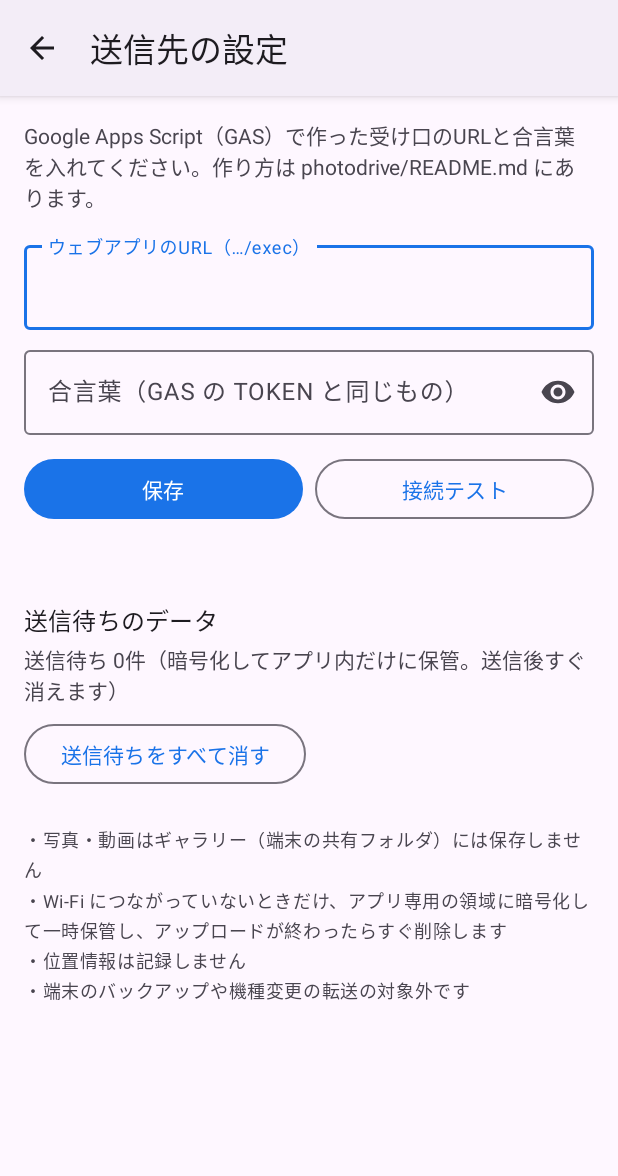
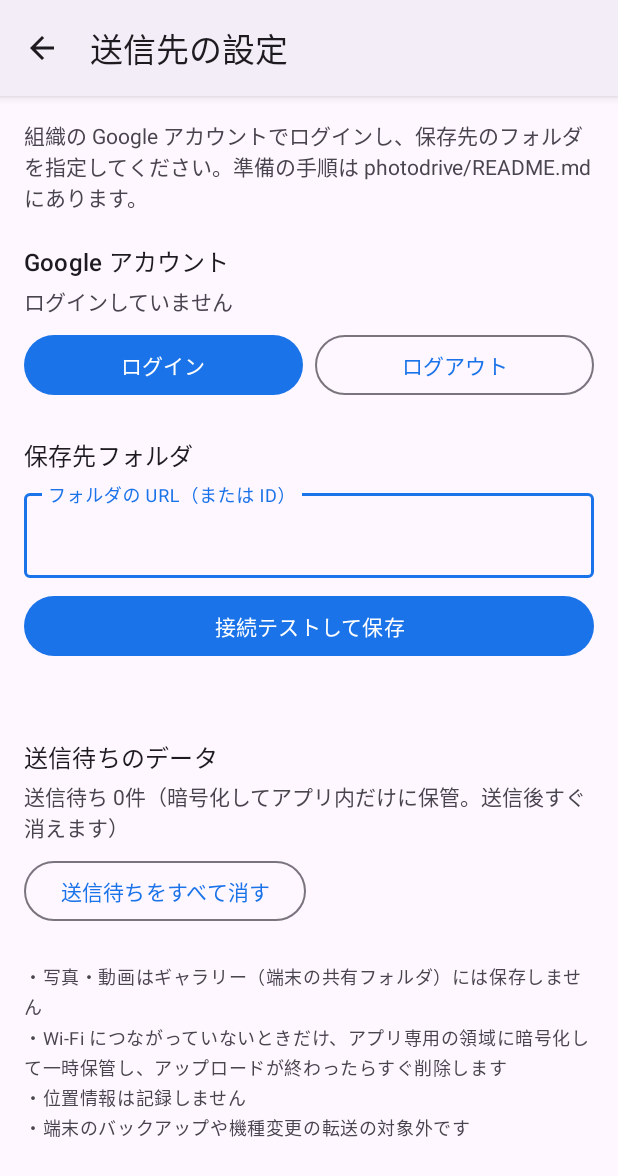
Before and after one commit to shimpseguchi-jpg/app-maker, an Android app: the SettingsActivity screen opened directly, with no data from a screen before it, on a phone screen of 412 x 824 dp. Shown: the top 1176 px of the screen. Run offline under Robolectric (Android 15) with nearby library versions, the phone set to English and light mode, and no system bars.

Commit message:
撮ってDrive：GASをやめ、組織のGoogleアカウントでログインしてDriveへ直接送る
組織のアカウントではGASを「全員」に公開できないため、アプリでGoogleログインし
その人の権限でDrive APIの再開可能アップロードを使う方式に変える。

- 設定画面：Googleログイン、保存先フォルダ（URLかID）、接続テスト
- 裏の送信係はトークンを画面なしで取得。許可が切れたら撮影画面に「ログインし直して」と出す
- OAuthのAndroidクライアントと結び付けるため、GitHub ActionsではSecretsの固定鍵で署名する
- 共有ドライブにも対応（supportsAllDrives）

Co-Authored-By: Claude Opus 5.5 <noreply@anthropic.com>
Claude-Session: https://claude.ai/code/session_01R6hN1peDWRKSAwpbjmjcfG

```diff
--- a/photodrive/app/src/main/java/com/shimpseguchi/photodrive/MainActivity.kt
+++ b/photodrive/app/src/main/java/com/shimpseguchi/photodrive/MainActivity.kt
@@ -376,17 +376,19 @@ class MainActivity : AppCompatActivity() {
         background {
             val count = PhotoQueue.count(this)
             val configured = AppSettings.load(this) != null
+            val needsLogin = AppSettings.needsLogin(this)
             val wifi = Network.isWifi(this)
-            runOnUiThread { showStatus(count, configured, wifi) }
+            runOnUiThread { showStatus(count, configured, needsLogin, wifi) }
         }
     }
 
-    private fun showStatus(count: Int, configured: Boolean, wifi: Boolean) {
+    private fun showStatus(count: Int, configured: Boolean, needsLogin: Boolean, wifi: Boolean) {
         val parts = mutableListOf(
             if (count == 0) getString(R.string.status_none) else getString(R.string.status_pending, count)
         )
         parts += when {
             !configured -> getString(R.string.status_not_configured)
+            needsLogin -> getString(R.string.status_needs_login)
             count > 0 && uploading && wifi -> getString(R.string.status_uploading)
             wifi -> getString(R.string.status_wifi)
             else -> getString(R.string.status_wait_wifi)
--- a/photodrive/app/src/main/java/com/shimpseguchi/photodrive/SettingsActivity.kt
+++ b/photodrive/app/src/main/java/com/shimpseguchi/photodrive/SettingsActivity.kt
@@ -4,24 +4,34 @@ import android.os.Bundle
 import android.widget.Button
 import android.widget.EditText
 import android.widget.TextView
-import android.widget.Toast
+import androidx.activity.result.IntentSenderRequest
+import androidx.activity.result.contract.ActivityResultContracts
 import androidx.appcompat.app.AppCompatActivity
 import androidx.core.view.ViewCompat
 import androidx.core.view.WindowInsetsCompat
 import androidx.core.view.updatePadding
 import androidx.lifecycle.lifecycleScope
+import com.google.android.gms.auth.api.identity.AuthorizationResult
 import com.google.android.material.dialog.MaterialAlertDialogBuilder
 import kotlinx.coroutines.Dispatchers
 import kotlinx.coroutines.launch
+import kotlinx.coroutines.tasks.await
 import kotlinx.coroutines.withContext
 
-/** 送信先（GAS ウェブアプリの URL と合言葉）の設定と、送信待ちの管理。 */
+/** 送信先（Google アカウントと保存先フォルダ）の設定と、送信待ちの管理。 */
 class SettingsActivity : AppCompatActivity() {
 
-    private lateinit var url: EditText
-    private lateinit var token: EditText
+    private lateinit var account: TextView
+    private lateinit var folder: EditText
     private lateinit var testResult: TextView
     private lateinit var pending: TextView
+
+    /** アカウント選択・許可の画面から戻ってきたとき */
+    private val consent = registerForActivityResult(ActivityResultContracts.StartIntentSenderForResult()) { res ->
+        runCatching { DriveAuth.client(this).getAuthorizationResultFromIntent(res.data) }
+            .onSuccess { onAuthorized(it) }
+            .onFailure { showSignInError(it) }
+    }
 
     override fun onCreate(savedInstanceState: Bundle?) {
         super.onCreate(savedInstanceState)
@@ -34,17 +44,20 @@ class SettingsActivity : AppCompatActivity() {
             insets
         }
 
-        url = findViewById(R.id.url)
-        token = findViewById(R.id.token)
+        account = findViewById(R.id.account)
+        folder = findViewById(R.id.folder)
         testResult = findViewById(R.id.testResult)
         pending = findViewById(R.id.pending)
 
-        url.setText(AppSettings.rawUrl(this))
-        token.setText(AppSettings.rawToken(this))
+        folder.setText(AppSettings.folderId(this))
+        AppSettings.folderName(this).takeIf { it.isNotBlank() }?.let {
+            testResult.text = getString(R.string.settings_test_ok, it)
+        }
 
-        findViewById<Button>(R.id.save).setOnClickListener {
-            save()
-            Toast.makeText(this, R.string.settings_saved, Toast.LENGTH_SHORT).show()
+        findViewById<Button>(R.id.signIn).setOnClickListener { signIn() }
+        findViewById<Button>(R.id.signOut).setOnClickListener {
+            AppSettings.signOut(this)
+            showAccount()
         }
         findViewById<Button>(R.id.test).setOnClickListener { test() }
         findViewById<Button>(R.id.deletePending).setOnClickListener { confirmDelete() }
@@ -52,6 +65,7 @@ class SettingsActivity : AppCompatActivity() {
 
     override fun onResume() {
         super.onResume()
+        showAccount()
         refreshPending()
     }
 
@@ -60,26 +74,85 @@ class SettingsActivity : AppCompatActivity() {
         return true
     }
 
-    private fun save() {
-        AppSettings.save(this, url.text.toString(), token.text.toString())
+    private fun showAccount() {
+        val email = AppSettings.account(this)
+        account.text = when {
+            email.isBlank() -> getString(R.string.settings_no_account)
+            AppSettings.needsLogin(this) -> getString(R.string.settings_account_needs_login, email)
+            else -> email
+        }
+    }
+
+    // ---- ログイン ----
+
+    private fun signIn() {
+        // ログアウト後や初回はアカウントを選ばせる。許可が切れたときは同じアカウントで聞き直す
+        val current = AppSettings.account(this).takeIf { AppSettings.needsLogin(this) }
+        lifecycleScope.launch {
+            runCatching { DriveAuth.client(this@SettingsActivity).authorize(DriveAuth.request(current)).await() }
+                .onSuccess { result ->
+                    val intent = result.pendingIntent
+                    if (result.hasResolution() && intent != null) {
+                        consent.launch(IntentSenderRequest.Builder(intent.intentSender).build())
+                    } else {
+                        onAuthorized(result)
+                    }
+                }
+                .onFailure { showSignInError(it) }
+        }
+    }
+
+    private fun onAuthorized(result: AuthorizationResult) {
+        val email = DriveAuth.accountOf(result)
+        if (email == null) {
+            showSignInError(IllegalStateException("アカウントがわかりません"))
+            return
+        }
+        AppSettings.saveAccount(this, email)
+        showAccount()
         UploadWorker.enqueue(this)
     }
 
+    private fun showSignInError(e: Throwable) {
+        testResult.text = getString(R.string.settings_sign_in_failed, e.message ?: e.javaClass.simpleName)
+    }
+
+    // ---- フォルダ ----
+
     private fun test() {
-        save()
-        val settings = AppSettings.load(this) ?: run {
-            testResult.text = getString(R.string.settings_test_ng, getString(R.string.status_not_configured))
+        val email = AppSettings.account(this)
+        if (email.isBlank()) {
+            testResult.setText(R.string.settings_need_account)
             return
         }
+        val id = AppSettings.parseFolderId(folder.text.toString())
+        if (id.isBlank()) return
+        folder.setText(id)
         testResult.setText(R.string.settings_testing)
         lifecycleScope.launch {
-            val result = withContext(Dispatchers.IO) { runCatching { DriveUploader.ping(settings) } }
-            testResult.text = result.fold(
-                { getString(R.string.settings_test_ok, it) },
-                { getString(R.string.settings_test_ng, it.message ?: it.javaClass.simpleName) }
-            )
+            val result = withContext(Dispatchers.IO) {
+                runCatching {
+                    val token = DriveAuth.tokenOrNull(this@SettingsActivity, email)
+                        ?: throw IllegalStateException(getString(R.string.status_needs_login))
+                    try {
+                        DriveUploader.folderName(token, id)
+                    } catch (e: DriveUploader.AuthException) {
+                        DriveAuth.clearToken(this@SettingsActivity, token)
+                        DriveUploader.folderName(DriveAuth.tokenOrNull(this@SettingsActivity, email) ?: throw e, id)
+                    }
+                }
+            }
+            result
+                .onSuccess { name ->
+                    AppSettings.saveFolder(this@SettingsActivity, id, name)
+                    testResult.text = getString(R.string.settings_test_ok, name)
+                    UploadWorker.enqueue(this@SettingsActivity)
+                }
+                .onFailure { testResult.text = getString(R.string.settings_test_ng, it.message ?: it.javaClass.simpleName) }
         }
     }
+
+    // ---- 送信待ち ----
 
     private fun refreshPending() {
         lifecycleScope.launch {
--- a/photodrive/app/src/main/res/layout/activity_settings.xml
+++ b/photodrive/app/src/main/res/layout/activity_settings.xml
@@ -15,56 +15,68 @@
             android:layout_height="wrap_content"
             android:text="@string/settings_intro" />
 
+        <TextView
+            android:layout_width="match_parent"
+            android:layout_height="wrap_content"
+            android:layout_marginTop="20dp"
+            android:text="@string/settings_account_title"
+            android:textAppearance="?attr/textAppearanceTitleMedium" />
+
+        <TextView
+            android:id="@+id/account"
+            android:layout_width="match_parent"
+            android:layout_height="wrap_content"
+            android:layout_marginTop="4dp" />
+
+        <LinearLayout
+            android:layout_width="match_parent"
+            android:layout_height="wrap_content"
+            android:layout_marginTop="8dp"
+            android:orientation="horizontal">
+
+            <Button
+                android:id="@+id/signIn"
+                android:layout_width="0dp"
+                android:layout_height="wrap_content"
+                android:layout_weight="1"
+                android:text="@string/settings_sign_in" />
+
+            <Button
+                android:id="@+id/signOut"
+                style="?attr/materialButtonOutlinedStyle"
+                android:layout_width="0dp"
+                android:layout_height="wrap_content"
+                android:layout_marginStart="8dp"
+                android:layout_weight="1"
+                android:text="@string/settings_sign_out" />
+        </LinearLayout>
+
+        <TextView
+            android:layout_width="match_parent"
+            android:layout_height="wrap_content"
+            android:layout_marginTop="24dp"
+            android:text="@string/settings_folder_title"
+            android:textAppearance="?attr/textAppearanceTitleMedium" />
+
         <com.google.android.material.textfield.TextInputLayout
             android:layout_width="match_parent"
             android:layout_height="wrap_content"
-            android:layout_marginTop="16dp"
-            android:hint="@string/settings_url">
+            android:layout_marginTop="8dp"
+            android:hint="@string/settings_folder">
 
             <com.google.android.material.textfield.TextInputEditText
-                android:id="@+id/url"
+                android:id="@+id/folder"
                 android:layout_width="match_parent"
                 android:layout_height="wrap_content"
                 android:inputType="textUri" />
         </com.google.android.material.textfield.TextInputLayout>
 
-        <com.google.android.material.textfield.TextInputLayout
+        <Button
+            android:id="@+id/test"
             android:layout_width="match_parent"
             android:layout_height="wrap_content"
             android:layout_marginTop="8dp"
-            android:hint="@string/settings_token"
-            app:endIconMode="password_toggle"
-            xmlns:app="http://schemas.android.com/apk/res-auto">
-
-            <com.google.android.material.textfield.TextInputEditText
-                android:id="@+id/token"
-                android:layout_width="match_parent"
-                android:layout_height="wrap_content"
-                android:inputType="textPassword" />
-        </com.google.android.material.textfield.TextInputLayout>
-
-        <LinearLayout
-            android:layout_width="match_parent"
-            android:layout_height="wrap_content"
-            android:layout_marginTop="12dp"
-            android:orientation="horizontal">
-
-            <Button
-                android:id="@+id/save"
-                android:layout_width="0dp"
-                android:layout_height="wrap_content"
-                android:layout_weight="1"
-                android:text="@string/settings_save" />
-
-            <Button
-                android:id="@+id/test"
-                style="?attr/materialButtonOutlinedStyle"
-                android:layout_width="0dp"
-                android:layout_height="wrap_content"
-                android:layout_marginStart="8dp"
-                android:layout_weight="1"
-                android:text="@string/settings_test" />
-        </LinearLayout>
+            android:text="@string/settings_test" />
 
         <TextView
             android:id="@+id/testResult"
--- a/photodrive/app/src/main/res/values/strings.xml
+++ b/photodrive/app/src/main/res/values/strings.xml
@@ -14,18 +14,24 @@
     <string name="status_wait_wifi">Wi-Fi待ち</string>
     <string name="status_uploading">送信中…</string>
     <string name="status_not_configured">送信先が未設定です（右上の⚙）</string>
+    <string name="status_needs_login">ログインし直してください（右上の⚙）</string>
     <string name="toast_saved_video">動画を送信待ちにしました</string>
     <string name="toast_capture_failed">撮影に失敗しました</string>
     <string name="toast_no_audio">マイクが許可されていないので音声なしで録画します</string>
 
-    <string name="settings_intro">Google Apps Script（GAS）で作った受け口のURLと合言葉を入れてください。作り方は photodrive/README.md にあります。</string>
-    <string name="settings_url">ウェブアプリのURL（…/exec）</string>
-    <string name="settings_token">合言葉（GAS の TOKEN と同じもの）</string>
-    <string name="settings_save">保存</string>
-    <string name="settings_test">接続テスト</string>
-    <string name="settings_saved">保存しました</string>
+    <string name="settings_intro">組織の Google アカウントでログインし、保存先のフォルダを指定してください。準備の手順は photodrive/README.md にあります。</string>
+    <string name="settings_account_title">Google アカウント</string>
+    <string name="settings_no_account">ログインしていません</string>
+    <string name="settings_account_needs_login">%1$s（許可が切れています。もう一度ログインしてください）</string>
+    <string name="settings_sign_in">ログイン</string>
+    <string name="settings_sign_out">ログアウト</string>
+    <string name="settings_sign_in_failed">ログインできませんでした：%1$s</string>
+    <string name="settings_folder_title">保存先フォルダ</string>
+    <string name="settings_folder">フォルダの URL（または ID）</string>
+    <string name="settings_test">接続テストして保存</string>
+    <string name="settings_need_account">先にログインしてください</string>
     <string name="settings_testing">確認中…</string>
-    <string name="settings_test_ok">OK：保存先フォルダ「%1$s」</string>
+    <string name="settings_test_ok">OK：保存先フォルダ「%1$s」に保存します</string>
     <string name="settings_test_ng">NG：%1$s</string>
     <string name="settings_pending_title">送信待ちのデータ</string>
     <string name="settings_pending_count">送信待ち %1$d件（暗号化してアプリ内だけに保管。送信後すぐ消えます）</string>
```
Also changed, not shown: photodrive/app/build.gradle.kts (+19 -0 lines), photodrive/app/src/main/java/com/shimpseguchi/photodrive/AppSettings.kt (+28 -13 lines), photodrive/app/src/main/java/com/shimpseguchi/photodrive/DriveAuth.kt (added, +42 -0 lines), photodrive/app/src/main/java/com/shimpseguchi/photodrive/DriveUploader.kt (+61 -36 lines), photodrive/app/src/main/java/com/shimpseguchi/photodrive/UploadWorker.kt (+26 -4 lines), 6 other files.
